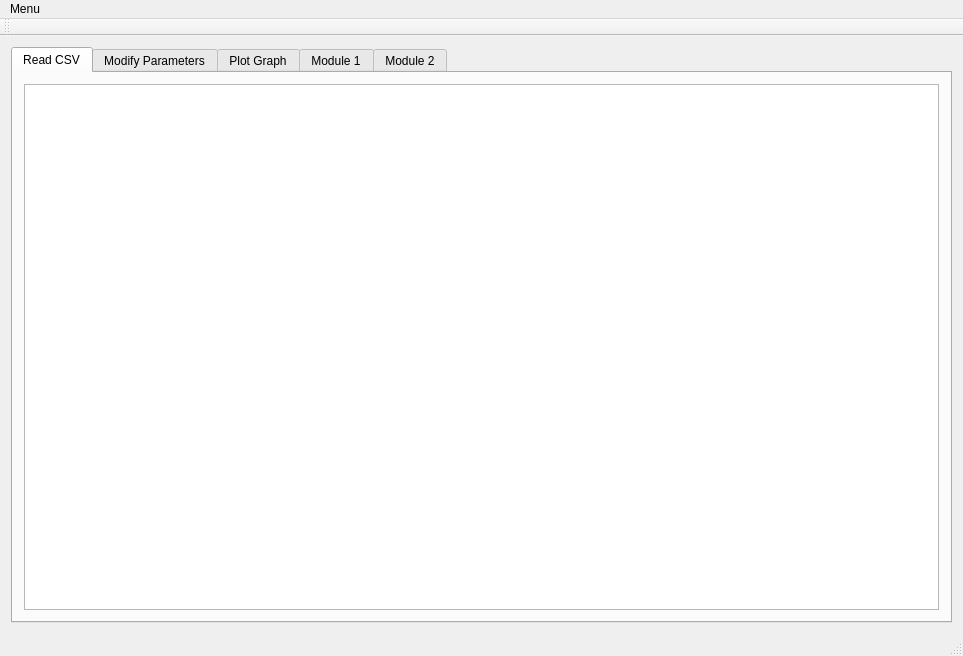
The window that examples/smp/SMPQ/mainwindow.ui (lsyaseen/KTAB) describes before a commit, drawn with Qt 5.
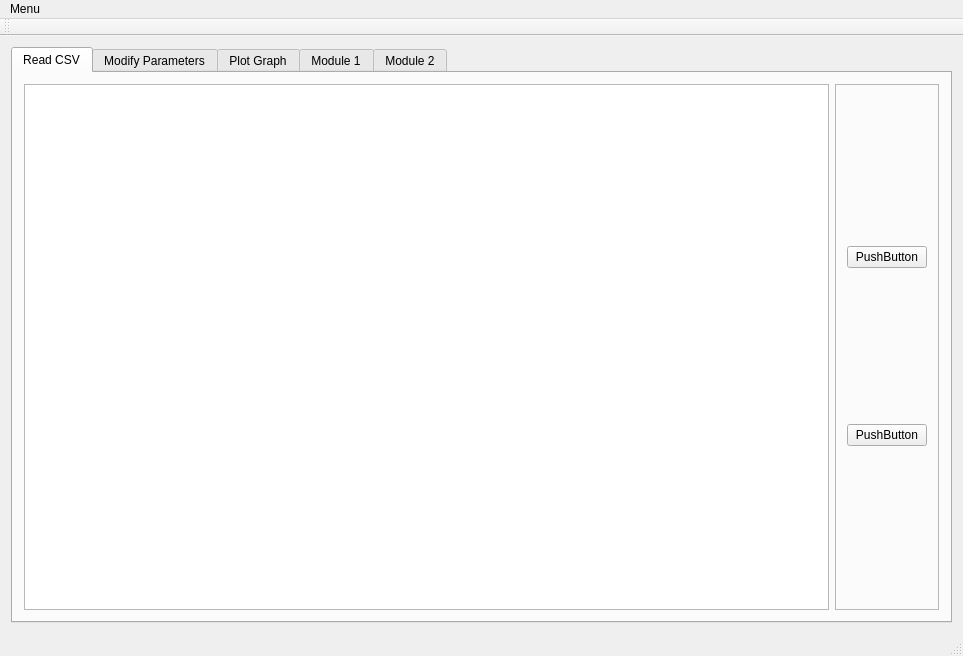
The same window after the commit.

Patch:
```diff
--- a/examples/smp/SMPQ/mainwindow.ui
+++ b/examples/smp/SMPQ/mainwindow.ui
@@ -34,6 +34,32 @@
         <item row="0" column="0">
          <widget class="QTableView" name="csv_tableView"/>
         </item>
+        <item row="0" column="1">
+         <widget class="QFrame" name="frame">
+          <property name="frameShape">
+           <enum>QFrame::StyledPanel</enum>
+          </property>
+          <property name="frameShadow">
+           <enum>QFrame::Raised</enum>
+          </property>
+          <layout class="QGridLayout" name="gridLayout_4">
+           <item row="0" column="0">
+            <widget class="QPushButton" name="pushButton">
+             <property name="text">
+              <string>PushButton</string>
+             </property>
+            </widget>
+           </item>
+           <item row="1" column="0">
+            <widget class="QPushButton" name="pushButton_2">
+             <property name="text">
+              <string>PushButton</string>
+             </property>
+            </widget>
+           </item>
+          </layout>
+         </widget>
+        </item>
        </layout>
       </widget>
       <widget class="QWidget" name="tab_2">
```
Left out of the diff: 2 changed lines with no effect on the pictures.
